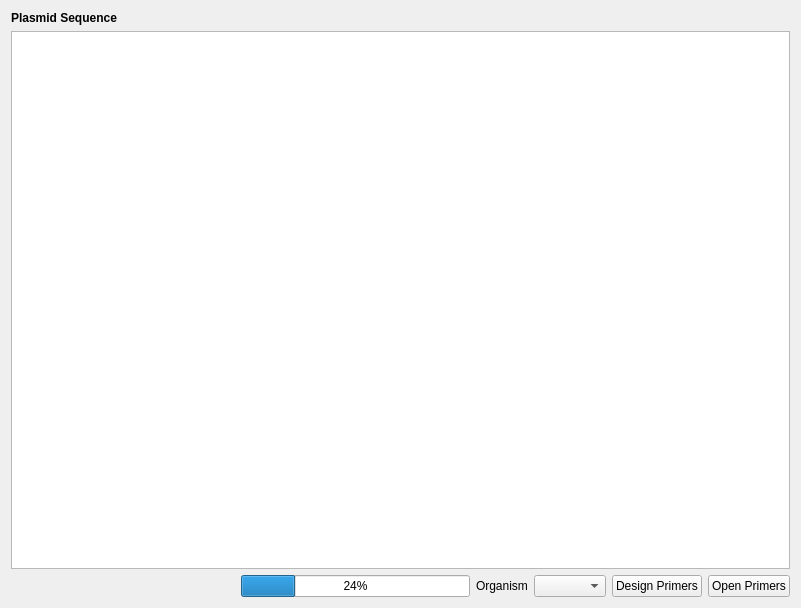
Old version of the form cbr/primer/visual/PrimerDesign.ui in the repository TUM-CBR/pymol-plugins.
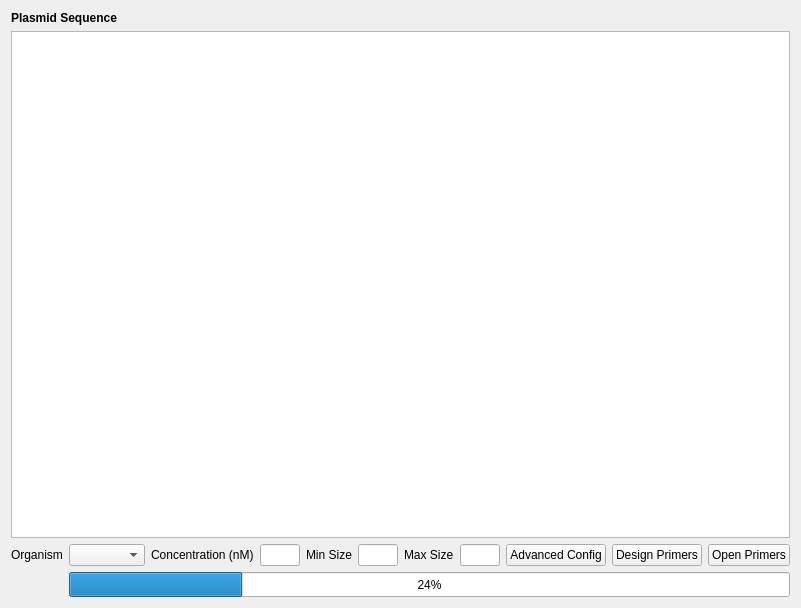
New version of the form.

```diff
--- a/cbr/primer/visual/PrimerDesign.ui
+++ b/cbr/primer/visual/PrimerDesign.ui
@@ -13,74 +13,133 @@
   <property name="windowTitle">
    <string>PrimerDesigner</string>
   </property>
-  <layout class="QVBoxLayout" name="verticalLayout_2">
-   <item>
-    <layout class="QVBoxLayout" name="verticalLayout">
-     <item>
-      <widget class="QLabel" name="label">
-       <property name="styleSheet">
-        <string notr="true">font: bold</string>
-       </property>
-       <property name="text">
-        <string>Plasmid Sequence</string>
-       </property>
-       <property name="textFormat">
-        <enum>Qt::PlainText</enum>
-       </property>
-      </widget>
-     </item>
-     <item>
-      <widget class="QPlainTextEdit" name="sequenceInputText"/>
-     </item>
-    </layout>
+  <layout class="QGridLayout" name="gridLayout">
+   <item row="3" column="10">
+    <widget class="QLineEdit" name="concInput">
+     <property name="maximumSize">
+      <size>
+       <width>40</width>
+       <height>16777215</height>
+      </size>
+     </property>
+    </widget>
    </item>
-   <item>
-    <layout class="QHBoxLayout" name="horizontalLayout">
-     <item>
-      <spacer name="horizontalSpacer">
-       <property name="orientation">
-        <enum>Qt::Horizontal</enum>
-       </property>
-       <property name="sizeHint" stdset="0">
-        <size>
-         <width>40</width>
-         <height>20</height>
-        </size>
-       </property>
-      </spacer>
-     </item>
-     <item>
-      <widget class="QProgressBar" name="primerDesignProgress">
-       <property name="value">
-        <number>24</number>
-       </property>
-      </widget>
-     </item>
-     <item>
-      <widget class="QLabel" name="label_3">
-       <property name="text">
-        <string>Organism</string>
-       </property>
-      </widget>
-     </item>
-     <item>
-      <widget class="QComboBox" name="organismCombo"/>
-     </item>
-     <item>
-      <widget class="QPushButton" name="designPrimersButton">
-       <property name="text">
-        <string>Design Primers</string>
-       </property>
-      </widget>
-     </item>
-     <item>
-      <widget class="QPushButton" name="openPrimersButton">
-       <property name="text">
-        <string>Open Primers</string>
-       </property>
-      </widget>
-     </item>
-    </layout>
+   <item row="3" column="11">
+    <widget class="QLabel" name="label_2">
+     <property name="text">
+      <string>Min Size</string>
+     </property>
+    </widget>
+   </item>
+   <item row="4" column="0">
+    <widget class="QWidget" name="widget" native="true">
+     <property name="minimumSize">
+      <size>
+       <width>0</width>
+       <height>25</height>
+      </size>
+     </property>
+     <property name="maximumSize">
+      <size>
+       <width>1</width>
+       <height>16777215</height>
+      </size>
+     </property>
+    </widget>
+   </item>
+   <item row="3" column="17">
+    <widget class="QPushButton" name="openPrimersButton">
+     <property name="text">
+      <string>Open Primers</string>
+     </property>
+    </widget>
+   </item>
+   <item row="3" column="0">
+    <widget class="QLabel" name="label_3">
+     <property name="text">
+      <string>Organism</string>
+     </property>
+    </widget>
+   </item>
+   <item row="3" column="14">
+    <widget class="QLineEdit" name="maxSizeInput">
+     <property name="maximumSize">
+      <size>
+       <width>40</width>
+       <height>16777215</height>
+      </size>
+     </property>
+    </widget>
+   </item>
+   <item row="3" column="1" colspan="8">
+    <widget class="QComboBox" name="organismCombo"/>
+   </item>
+   <item row="4" column="1" colspan="17">
+    <widget class="QProgressBar" name="primerDesignProgress">
+     <property name="minimumSize">
+      <size>
+       <width>0</width>
+       <height>25</height>
+      </size>
+     </property>
+     <property name="value">
+      <number>24</number>
+     </property>
+    </widget>
+   </item>
+   <item row="3" column="13">
+    <widget class="QLabel" name="label_4">
+     <property name="text">
+      <string>Max Size</string>
+     </property>
+    </widget>
+   </item>
+   <item row="3" column="12">
+    <widget class="QLineEdit" name="minSizeInput">
+     <property name="maximumSize">
+      <size>
+       <width>40</width>
+       <height>16777215</height>
+      </size>
+     </property>
+    </widget>
+   </item>
+   <item row="3" column="16">
+    <widget class="QPushButton" name="designPrimersButton">
+     <property name="text">
+      <string>Design Primers</string>
+     </property>
+    </widget>
+   </item>
+   <item row="0" column="0" colspan="12">
+    <widget class="QLabel" name="label">
+     <property name="styleSheet">
+      <string notr="true">font: bold</string>
+     </property>
+     <property name="text">
+      <string>Plasmid Sequence</string>
+     </property>
+     <property name="textFormat">
+      <enum>Qt::PlainText</enum>
+     </property>
+    </widget>
+   </item>
+   <item row="3" column="15">
+    <widget class="QPushButton" name="advancedButton">
+     <property name="text">
+      <string>Advanced Config</string>
+     </property>
+    </widget>
+   </item>
+   <item row="1" column="0" colspan="18">
+    <widget class="QPlainTextEdit" name="sequenceInputText"/>
+   </item>
+   <item row="3" column="9">
+    <widget class="QLabel" name="label_5">
+     <property name="text">
+      <string>Concentration (nM)</string>
+     </property>
+    </widget>
    </item>
   </layout>
  </widget>
```
